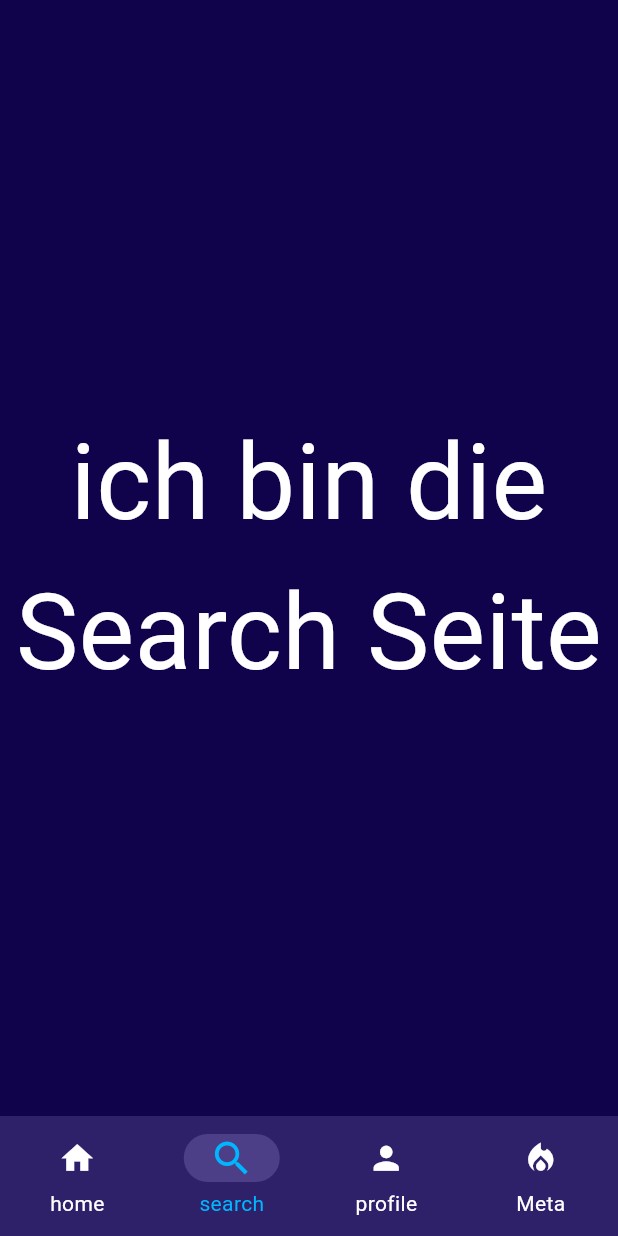
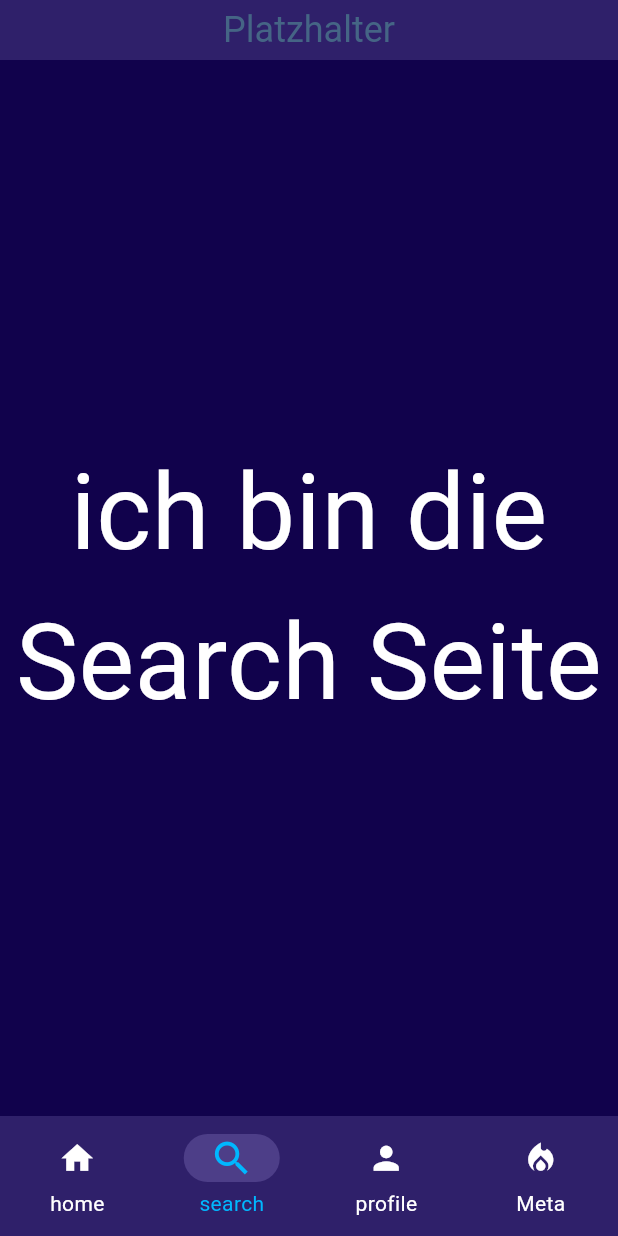
Before and after one commit to goldenshoes001/TCG_APP, a Flutter app: the screen it shows after launch, item 2 of the bottom bar chosen, on a phone screen of 412 x 824 dp. Run offline on Flutter 3.47's test engine with Material 3 defaults, Android fonts, the phone set to English and light mode, and no system bars; Roboto replaces fonts that are missing (Arial, arial).

Commit message:
app bar verbessert

```diff
--- a/lib/class/appbar.dart
+++ b/lib/class/appbar.dart
@@ -1,25 +1,47 @@
 import 'package:flutter/material.dart';
-import 'package:tcg_app/class/appdata.dart';
 
 class Barwidget extends StatelessWidget implements PreferredSizeWidget {
+  final MainAxisAlignment titleFlow;
   final Color barColor;
   final String title;
+  final double fontSize;
+  final Color textColor;
+  final FontWeight fontWeight;
   final int elevation;
   final Color shadow;
   final Color surfaceTintColor;
+  final double height;
   const Barwidget({
     super.key,
+    this.titleFlow = MainAxisAlignment.center,
     this.barColor = Colors.black,
-    this.title = "",
+    this.title = "Platzhalter",
+    this.fontSize = 24,
+    this.textColor = const Color(0xFF456585),
+    this.fontWeight = FontWeight.normal,
     this.elevation = 0,
     this.shadow = Colors.transparent,
     this.surfaceTintColor = Colors.transparent,
+    this.height = 40,
   });
   @override
   Widget build(BuildContext context) {
     return AppBar(
       backgroundColor: barColor,
-      title: Text(title),
+      centerTitle: false,
+      title: Row(
+        mainAxisAlignment: titleFlow,
+        children: [
+          Text(
+            title,
+            style: TextStyle(
+              fontSize: fontSize,
+              color: textColor,
+              fontWeight: fontWeight,
+            ),
+          ),
+        ],
+      ),
       elevation: 0,
       shadowColor: shadow,
       surfaceTintColor: surfaceTintColor,
@@ -27,5 +49,5 @@ class Barwidget extends StatelessWidget implements PreferredSizeWidget {
   }
 
   @override
-  Size get preferredSize => Size.fromHeight(Appdata.appbarSize);
+  Size get preferredSize => Size.fromHeight(height);
 }
```
